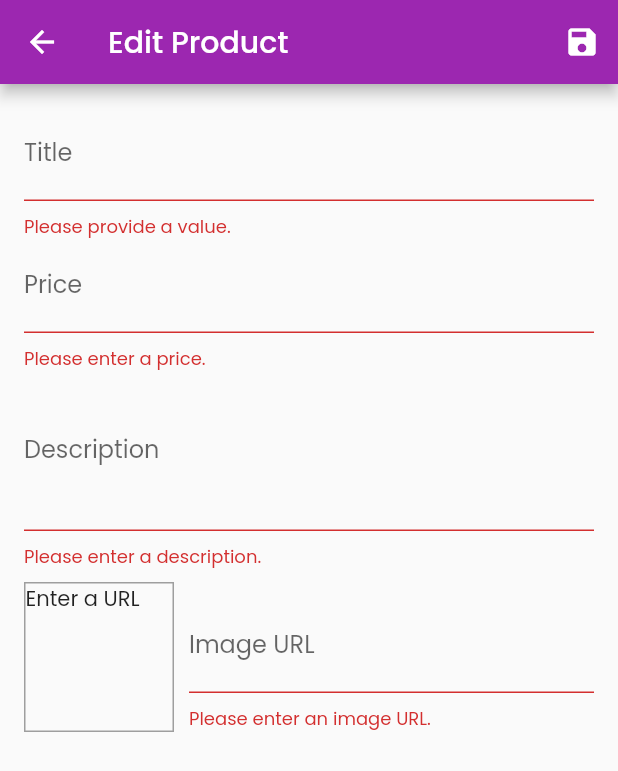
After one commit to immaulik/original_shop_app, a Flutter app: the EditProductScreen screen opened by its route, after a tap on the "save" icon, on a phone screen of 412 x 824 dp. The commit adds this screen. Shown: the top 771 px of the screen. Run offline on Flutter 3.47's test engine with Material 2 defaults, Android fonts, the phone set to English and light mode, and no system bars; our stand-ins replace google_fonts; network calls fail.

Commit message:
before Http

```diff
--- a/lib/main.dart
+++ b/lib/main.dart
@@ -1,5 +1,7 @@
 import 'package:flutter/material.dart';
 import 'package:google_fonts/google_fonts.dart';
+import 'package:original_shop_app/screens/edit_product_screen.dart';
+import 'package:original_shop_app/screens/user_products_screen.dart';
 import 'package:provider/provider.dart';
 
 import './screens/cart_screen.dart';
@@ -39,6 +41,8 @@
             ProductDetailScreen.routeName: (ctx) => ProductDetailScreen(),
             CartScreen.routeName: (ctx) => CartScreen(),
             OrdersScreen.routeName: (ctx) => OrdersScreen(),
+            UserProductsScreen.routeName: (ctx) => UserProductsScreen(),
+            EditProductScreen.routeName: (ctx) => EditProductScreen(),
           }),
     );
   }
--- a/lib/providers/products.dart
+++ b/lib/providers/products.dart
@@ -64,8 +64,31 @@
   //   notifyListeners();
   // }
 
-  void addProduct() {
-    // _items.add(value);
+  void addProduct(Product product) {
+    final newProduct = Product(
+      title: product.title,
+      description: product.description,
+      price: product.price,
+      imageUrl: product.imageUrl,
+      id: DateTime.now().toString(),
+    );
+    _items.add(newProduct);
+    // _items.insert(0, newProduct); // at the start of the list
+    notifyListeners();
+  }
+
+  void updateProduct(String id, Product newProduct) {
+    final prodIndex = _items.indexWhere((prod) => prod.id == id);
+    if (prodIndex >= 0) {
+      _items[prodIndex] = newProduct;
+      notifyListeners();
+    } else {
+      print('...');
+    }
+  }
+
+  void deleteProduct(String id) {
+    _items.removeWhere((prod) => prod.id == id);
     notifyListeners();
   }
 }
--- /dev/null
+++ b/lib/screens/edit_product_screen.dart
@@ -0,0 +1,268 @@
+import 'package:flutter/material.dart';
+import 'package:provider/provider.dart';
+
+import '../providers/product.dart';
+import '../providers/products.dart';
+
+class EditProductScreen extends StatefulWidget {
+  static const routeName = '/edit-product';
+
+  @override
+  _EditProductScreenState createState() => _EditProductScreenState();
+}
+
+class _EditProductScreenState extends State<EditProductScreen> {
+  final _priceFocusNode = FocusNode();
+  final _descriptionFocusNode = FocusNode();
+  final _imageUrlController = TextEditingController();
+  final _imageUrlFocusNode = FocusNode();
+  final _form = GlobalKey<FormState>();
+  var _editedProduct = Product(
+    id: null,
+    title: '',
+    price: 0,
+    description: '',
+    imageUrl: '',
+  );
+  var _initValues = {
+    'title': '',
+    'description': '',
+    'price': '',
+    'imageUrl': '',
+  };
+  var _isInit = true;
+
+  @override
+  void initState() {
+    _imageUrlFocusNode.addListener(_updateImageUrl);
+    super.initState();
+  }
+
+  @override
+  void didChangeDependencies() {
+    if (_isInit) {
+      final productId = ModalRoute.of(context).settings.arguments as String;
+      if (productId != null) {
+        _editedProduct =
+            Provider.of<Products>(context, listen: false).findById(productId);
+        _initValues = {
+          'title': _editedProduct.title,
+          'description': _editedProduct.description,
+          'price': _editedProduct.price.toString(),
+          // 'imageUrl': _editedProduct.imageUrl,
+          'imageUrl': '',
+        };
+        _imageUrlController.text = _editedProduct.imageUrl;
+      }
+    }
+    _isInit = false;
+    super.didChangeDependencies();
+  }
+
+  @override
+  void dispose() {
+    _imageUrlFocusNode.removeListener(_updateImageUrl);
+    _priceFocusNode.dispose();
+    _descriptionFocusNode.dispose();
+    _imageUrlController.dispose();
+    _imageUrlFocusNode.dispose();
+    super.dispose();
+  }
+
+  void _updateImageUrl() {
+    if (!_imageUrlFocusNode.hasFocus) {
+      if ((!_imageUrlController.text.startsWith('http') &&
+              !_imageUrlController.text.startsWith('https')) ||
+          (!_imageUrlController.text.endsWith('.png') &&
+              !_imageUrlController.text.endsWith('.jpg') &&
+              !_imageUrlController.text.endsWith('.jpeg'))) {
+        return;
+      }
+      setState(() {});
+    }
+  }
+
+  void _saveForm() {
+    final isValid = _form.currentState.validate();
+    if (!isValid) {
+      return;
+    }
+    _form.currentState.save();
+    if (_editedProduct.id != null) {
+      Provider.of<Products>(context, listen: false)
+          .updateProduct(_editedProduct.id, _editedProduct);
+    } else {
+      Provider.of<Products>(context, listen: false).addProduct(_editedProduct);
+    }
+    Navigator.of(context).pop();
+  }
+
+  @override
+  Widget build(BuildContext context) {
+    return Scaffold(
+      appBar: AppBar(
+        title: Text('Edit Product'),
+        actions: <Widget>[
+          IconButton(
+            icon: Icon(Icons.save),
+            onPressed: _saveForm,
+          ),
+        ],
+      ),
+      body: Padding(
+        padding: const EdgeInsets.all(16.0),
+        child: Form(
+          key: _form,
+          child: ListView(
+            children: <Widget>[
+              TextFormField(
+                initialValue: _initValues['title'],
+                decoration: InputDecoration(labelText: 'Title'),
+                textInputAction: TextInputAction.next,
+                onFieldSubmitted: (_) {
+                  FocusScope.of(context).requestFocus(_priceFocusNode);
+                },
+                validator: (value) {
+                  if (value.isEmpty) {
+                    return 'Please provide a value.';
+                  }
+                  return null;
+                },
+                onSaved: (value) {
+                  _editedProduct = Product(
+                      title: value,
+                      price: _editedProduct.price,
+                      description: _editedProduct.description,
+                      imageUrl: _editedProduct.imageUrl,
+                      id: _editedProduct.id,
+                      isFavorite: _editedProduct.isFavorite);
+                },
+              ),
+              TextFormField(
+                initialValue: _initValues['price'],
+                decoration: InputDecoration(labelText: 'Price'),
+                textInputAction: TextInputAction.next,
+                keyboardType: TextInputType.number,
+                focusNode: _priceFocusNode,
+                onFieldSubmitted: (_) {
+                  FocusScope.of(context).requestFocus(_descriptionFocusNode);
+                },
+                validator: (value) {
+                  if (value.isEmpty) {
+                    return 'Please enter a price.';
+                  }
+                  if (double.tryParse(value) == null) {
+                    return 'Please enter a valid number.';
+                  }
+                  if (double.parse(value) <= 0) {
+                    return 'Please enter a number greater than zero.';
+                  }
+                  return null;
+                },
+                onSaved: (value) {
+                  _editedProduct = Product(
+                      title: _editedProduct.title,
+                      price: double.parse(value),
+                      description: _editedProduct.description,
+                      imageUrl: _editedProduct.imageUrl,
+                      id: _editedProduct.id,
+                      isFavorite: _editedProduct.isFavorite);
+                },
+              ),
+              TextFormField(
+                initialValue: _initValues['description'],
+                decoration: InputDecoration(labelText: 'Description'),
+                maxLines: 3,
+                keyboardType: TextInputType.multiline,
+                focusNode: _descriptionFocusNode,
+                validator: (value) {
+                  if (value.isEmpty) {
+                    return 'Please enter a description.';
+                  }
+                  if (value.length < 10) {
+                    return 'Should be at least 10 characters long.';
+                  }
+                  return null;
+                },
+                onSaved: (value) {
+                  _editedProduct = Product(
+                    title: _editedProduct.title,
+                    price: _editedProduct.price,
+                    description: value,
+                    imageUrl: _editedProduct.imageUrl,
+                    id: _editedProduct.id,
+                    isFavorite: _editedProduct.isFavorite,
+                  );
+                },
+              ),
+              Row(
+                crossAxisAlignment: CrossAxisAlignment.end,
+                children: <Widget>[
+                  Container(
+                    width: 100,
+                    height: 100,
+                    margin: EdgeInsets.only(
+                      top: 8,
+                      right: 10,
+                    ),
+                    decoration: BoxDecoration(
+                      border: Border.all(
+                        width: 1,
+                        color: Colors.grey,
+                      ),
+                    ),
+                    child: _imageUrlController.text.isEmpty
+                        ? Text('Enter a URL')
+                        : FittedBox(
+                            child: Image.network(
+                              _imageUrlController.text,
+                              fit: BoxFit.cover,
+                            ),
+                          ),
+                  ),
+                  Expanded(
+                    child: TextFormField(
+                      decoration: InputDecoration(labelText: 'Image URL'),
+                      keyboardType: TextInputType.url,
+                      textInputAction: TextInputAction.done,
+                      controller: _imageUrlController,
+                      focusNode: _imageUrlFocusNode,
+                      onFieldSubmitted: (_) {
+                        _saveForm();
+                      },
+                      validator: (value) {
+                        if (value.isEmpty) {
+                          return 'Please enter an image URL.';
+                        }
+                        if (!value.startsWith('http') &&
+                            !value.startsWith('https')) {
+                          return 'Please enter a valid URL.';
+                        }
+                        if (!value.endsWith('.png') &&
+                            !value.endsWith('.jpg') &&
+                            !value.endsWith('.jpeg')) {
+                          return 'Please enter a valid image URL.';
+                        }
+                        return null;
+                      },
+                      onSaved: (value) {
+                        _editedProduct = Product(
+                          title: _editedProduct.title,
+                          price: _editedProduct.price,
+                          description: _editedProduct.description,
+                          imageUrl: value,
+                          id: _editedProduct.id,
+                          isFavorite: _editedProduct.isFavorite,
+                        );
+                      },
+                    ),
+                  ),
+                ],
+              ),
+            ],
+          ),
+        ),
+      ),
+    );
+  }
+}
--- a/lib/widgets/app_drawer.dart
+++ b/lib/widgets/app_drawer.dart
@@ -1,6 +1,7 @@
 import 'package:flutter/material.dart';
 
 import '../screens/orders_screen.dart';
+import '../screens/user_products_screen.dart';
 
 class AppDrawer extends StatelessWidget {
   @override
@@ -29,6 +30,15 @@
                   .pushReplacementNamed(OrdersScreen.routeName);
             },
           ),
+          Divider(),
+          ListTile(
+            leading: Icon(Icons.edit),
+            title: Text('Manage Products'),
+            onTap: () {
+              Navigator.of(context)
+                  .pushReplacementNamed(UserProductsScreen.routeName);
+            },
+          ),
         ],
       ),
     );
```
Also changed, not shown: lib/screens/user_products_screen.dart (added, +46 -0 lines), lib/widgets/user_product_item.dart (added, +44 -0 lines).
